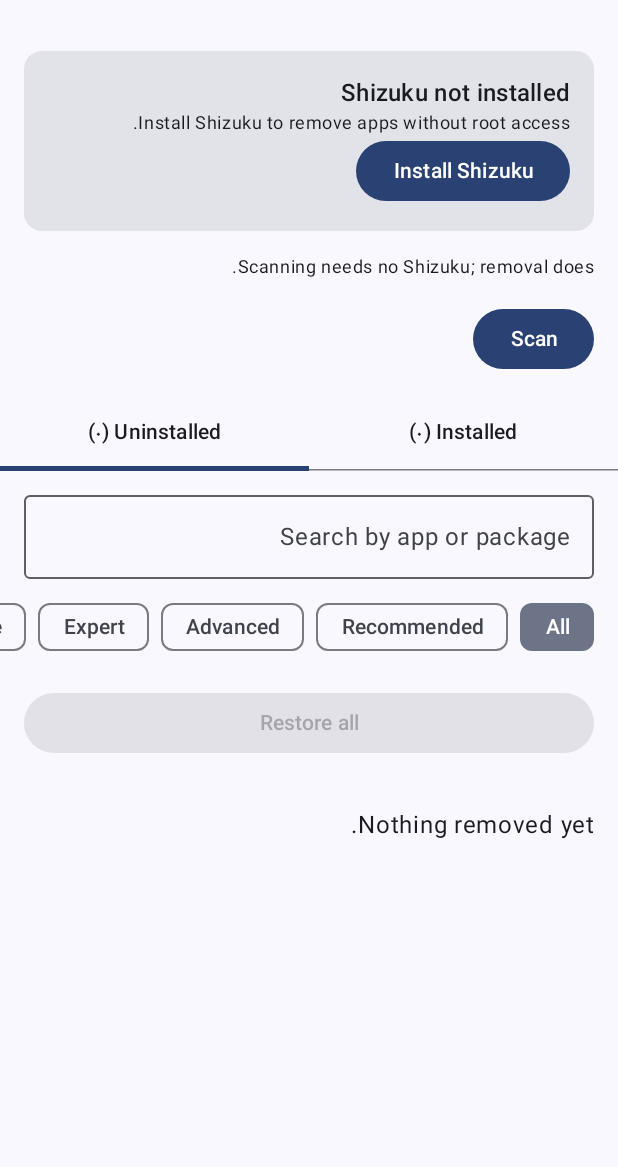
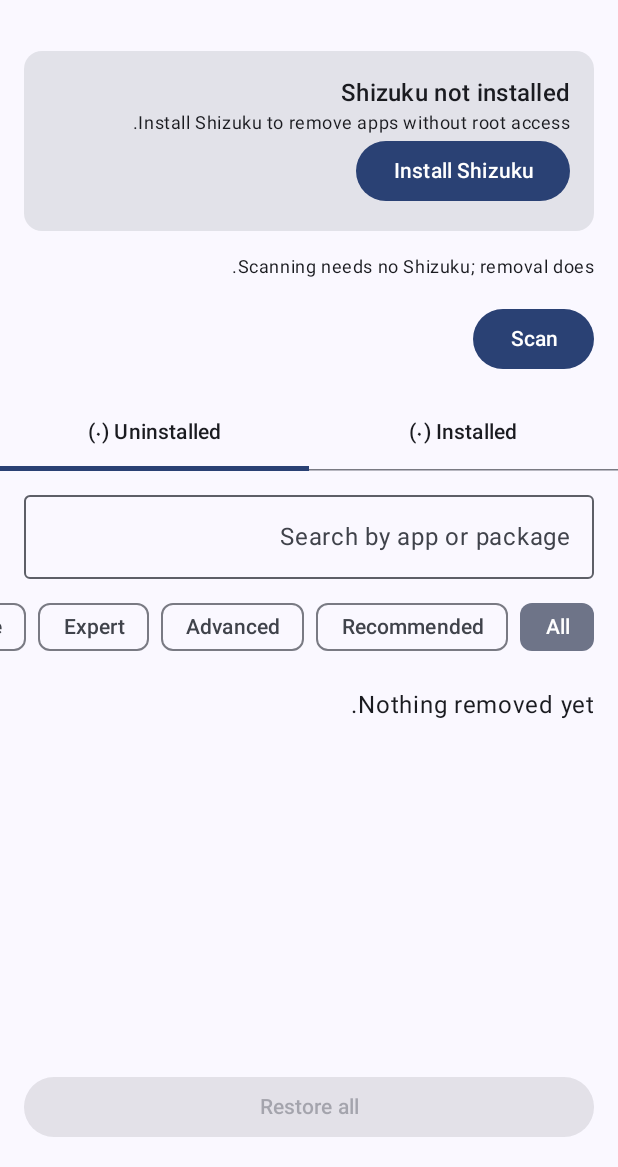
Before and after one commit to al3nkboot/mi5g-debloat, an Android app built with Jetpack Compose: the screen it shows after launch (MainActivity), tab 2 chosen, on a phone screen of 412 x 824 dp, the part 69-1236 px from its top. Run offline under Robolectric (Android 15) with nearby library versions, the phone set to English and light mode, and no system bars; libraries missing offline, so code that uses them is left out: rikka.shizuku; 3 statements that could not run were skipped.

Commit message:
0.1.4: single-list home scroll like Masarifi (OpenCode kimi-k3.1-pro)

```diff
--- a/app/build.gradle.kts
+++ b/app/build.gradle.kts
@@ -12,8 +12,8 @@ android {
         applicationId = "com.midroid.debloat"
         minSdk = 26
         targetSdk = 35
-        versionCode = 4
-        versionName = "0.1.3"
+        versionCode = 5
+        versionName = "0.1.4"
     }
     compileOptions {
         sourceCompatibility = JavaVersion.VERSION_17
--- a/app/src/main/java/com/midroid/debloat/MainActivity.kt
+++ b/app/src/main/java/com/midroid/debloat/MainActivity.kt
@@ -190,12 +190,13 @@ private fun LanguageMenu() {
 
 @Composable
 fun MainScreen(vm: MainViewModel = viewModel()) {
-    Scaffold { padding ->
-        Column(Modifier.fillMaxSize().padding(padding)) {
+    // HomeScreen has its own Scaffold (top + bottom bars). Nesting it here
+    // would eat the screen and undo the single-list scroll.
     when (vm.screen) {
         Screen.HOME -> HomeScreen(vm)
-                Screen.SETTINGS -> SettingsScreen(vm)
-                Screen.ABOUT -> AboutScreen(vm)
+        Screen.SETTINGS, Screen.ABOUT -> Scaffold { padding ->
+            Column(Modifier.fillMaxSize().padding(padding)) {
+                if (vm.screen == Screen.SETTINGS) SettingsScreen(vm) else AboutScreen(vm)
             }
         }
     }
@@ -215,7 +216,8 @@ private fun HomeScreen(vm: MainViewModel) {
         matchesQuery(label, it.pkg, query) && (tierFilter == null || tierOf(it.pkg) == tierFilter)
     }
 
-    Column(Modifier.fillMaxSize()) {
+    Scaffold(
+        topBar = {
             TopAppBar(
                 title = { Text(stringResource(R.string.app_name)) },
                 actions = {
@@ -224,7 +226,30 @@ private fun HomeScreen(vm: MainViewModel) {
                     TextButton(onClick = vm::showAbout) { Text(stringResource(R.string.nav_about)) }
                 },
             )
-        StatusCard(vm)
+        },
+        bottomBar = {
+            when (vm.homeTab) {
+                HomeTab.INSTALLED -> Button(
+                    onClick = vm::askRemove,
+                    enabled = vm.state == ShizukuState.READY && vm.selected.isNotEmpty() && !vm.busy,
+                    modifier = Modifier.fillMaxWidth().padding(16.dp),
+                ) {
+                    Text(stringResource(R.string.remove_selected, vm.selected.size))
+                }
+                HomeTab.UNINSTALLED -> {
+                    val pending = vm.logEntries.count { !it.restored }
+                    Button(
+                        onClick = vm::restoreAll,
+                        enabled = vm.state == ShizukuState.READY && pending > 0 && !vm.busy,
+                        modifier = Modifier.fillMaxWidth().padding(16.dp),
+                    ) { Text(stringResource(R.string.restore_all)) }
+                }
+            }
+        },
+    ) { padding ->
+        LazyColumn(Modifier.padding(padding).fillMaxSize()) {
+            item { StatusCard(vm) }
+            item {
                 Text(
                     stringResource(R.string.scan_hint),
                     style = MaterialTheme.typography.bodySmall,
@@ -236,6 +261,8 @@ private fun HomeScreen(vm: MainViewModel) {
                 vm.homeMessage?.let {
                     Text(it, style = MaterialTheme.typography.bodyMedium, modifier = Modifier.padding(horizontal = 16.dp))
                 }
+            }
+            item {
                 SecondaryTabRow(selectedTabIndex = if (vm.homeTab == HomeTab.INSTALLED) 0 else 1) {
                     Tab(
                         selected = vm.homeTab == HomeTab.INSTALLED,
@@ -248,18 +275,43 @@ private fun HomeScreen(vm: MainViewModel) {
                         text = { Text(stringResource(R.string.tab_uninstalled, vm.logEntries.size)) },
                     )
                 }
+            }
+            item {
                 ListControls(
                     query = query,
                     onQueryChange = { query = it },
                     tier = tierFilter,
                     onTierChange = { tierFilter = it },
                 )
+            }
             when (vm.homeTab) {
-            HomeTab.INSTALLED -> InstalledTab(vm, visibleInstalled, Modifier.weight(1f))
-            HomeTab.UNINSTALLED -> UninstalledTab(vm, visibleLog, labels, Modifier.weight(1f))
+                HomeTab.INSTALLED -> {
+                    item { SelectAllRow(vm, visibleInstalled) }
+                    items(visibleInstalled, key = { it.pkg }) { item ->
+                        InstalledRow(vm, item)
+                    }
+                }
+                HomeTab.UNINSTALLED -> {
+                    vm.logMessage?.let { message ->
+                        item {
+                            Text(
+                                message,
+                                style = MaterialTheme.typography.bodyMedium,
+                                modifier = Modifier.padding(horizontal = 16.dp),
+                            )
+                        }
+                    }
+                    if (vm.logEntries.isEmpty()) {
+                        item { Text(stringResource(R.string.log_empty), modifier = Modifier.padding(16.dp)) }
+                    }
+                    items(visibleLog, key = { "${it.pkg}-${it.timeMillis}" }) { entry ->
+                        LogRow(vm, entry, labels)
+                    }
+                }
             }
         }
         if (vm.confirmRemove) ConfirmDialog(vm)
+    }
 }
 
 @Composable
@@ -399,10 +451,9 @@ private fun SystemChip() {
 }
 
 @Composable
-private fun InstalledTab(vm: MainViewModel, visible: List<AppItem>, modifier: Modifier) {
+private fun SelectAllRow(vm: MainViewModel, visible: List<AppItem>) {
     val selectable = visible.filter { maySelect(it.tier, vm.allowUnsafe) }
     val allSelected = selectable.isNotEmpty() && selectable.all { it.pkg in vm.selected }
-    Column(modifier) {
     Row(verticalAlignment = Alignment.CenterVertically, modifier = Modifier.padding(horizontal = 16.dp)) {
         Checkbox(
             checked = allSelected,
@@ -411,8 +462,10 @@ private fun InstalledTab(vm: MainViewModel, visible: List<AppItem>, modifier: Mo
         )
         Text(stringResource(R.string.select_all))
     }
-        LazyColumn(Modifier.weight(1f)) {
-            items(visible, key = { it.pkg }) { item ->
+}
+
+@Composable
+private fun InstalledRow(vm: MainViewModel, item: AppItem) {
     Row(
         verticalAlignment = Alignment.CenterVertically,
         modifier = Modifier.fillMaxWidth().padding(horizontal = 16.dp),
@@ -433,16 +486,6 @@ private fun InstalledTab(vm: MainViewModel, visible: List<AppItem>, modifier: Mo
         }
     }
     HorizontalDivider()
-            }
-        }
-        Button(
-            onClick = vm::askRemove,
-            enabled = vm.state == ShizukuState.READY && vm.selected.isNotEmpty() && !vm.busy,
-            modifier = Modifier.fillMaxWidth().padding(16.dp),
-        ) {
-            Text(stringResource(R.string.remove_selected, vm.selected.size))
-        }
-    }
 }
 
 @Composable
@@ -478,28 +521,8 @@ private fun ConfirmDialog(vm: MainViewModel) {
 }
 
 @Composable
-private fun UninstalledTab(
-    vm: MainViewModel,
-    entries: List<LogEntry>,
-    labels: Map<String, String>,
-    modifier: Modifier,
-) {
+private fun LogRow(vm: MainViewModel, entry: LogEntry, labels: Map<String, String>) {
     val context = LocalContext.current
-    val pending = vm.logEntries.count { !it.restored }
-    Column(modifier) {
-        Button(
-            onClick = vm::restoreAll,
-            enabled = vm.state == ShizukuState.READY && pending > 0 && !vm.busy,
-            modifier = Modifier.fillMaxWidth().padding(16.dp),
-        ) { Text(stringResource(R.string.restore_all)) }
-        vm.logMessage?.let {
-            Text(it, style = MaterialTheme.typography.bodyMedium, modifier = Modifier.padding(horizontal = 16.dp))
-        }
-        if (vm.logEntries.isEmpty()) {
-            Text(stringResource(R.string.log_empty), modifier = Modifier.padding(16.dp))
-        }
-        LazyColumn(Modifier.weight(1f)) {
-            items(entries, key = { "${it.pkg}-${it.timeMillis}" }) { entry ->
     val date = remember(entry.timeMillis) {
         DateFormat.getDateTimeInstance(DateFormat.SHORT, DateFormat.SHORT).format(Date(entry.timeMillis))
     }
@@ -536,9 +559,6 @@ private fun UninstalledTab(
         }
     }
     HorizontalDivider()
-            }
-        }
-    }
 }
 
 @Composable
```
Also changed, not shown: 1 other file. Lines whose indentation alone changed are shown as unchanged.
